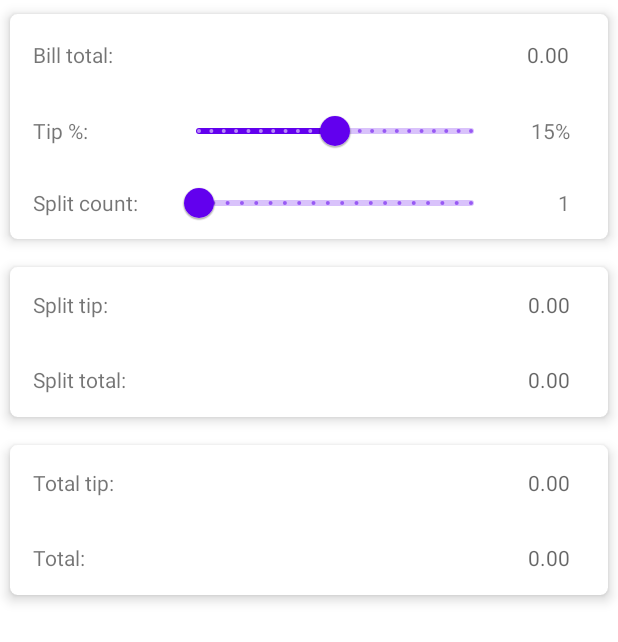
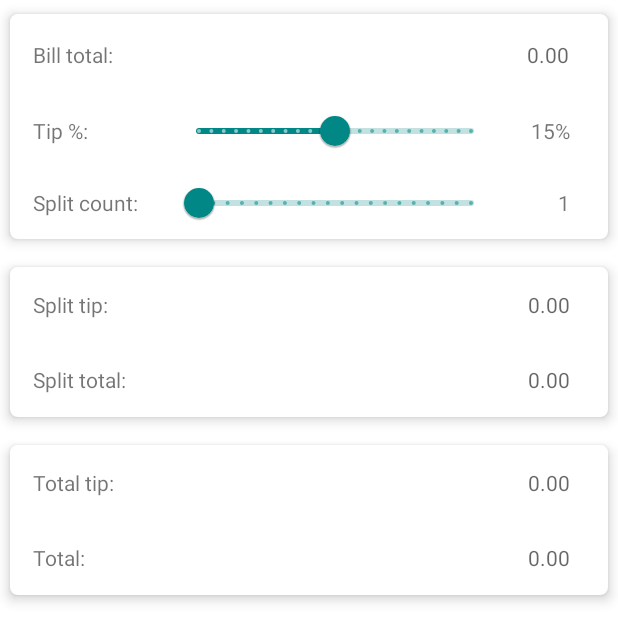
Before and after one commit to TomTruyen/Tip-Calculator-App, an Android app: the screen it shows after launch (MainActivity), on a phone screen of 412 x 824 dp. Shown: the top 642 px of the screen. Run offline under Robolectric (Android 15) with nearby library versions, the phone set to English and light mode, and no system bars; our stand-ins replace AdMob.

Commit message:
Update color

```diff
--- a/TipCalcalculator/app/src/main/res/values/themes.xml
+++ b/TipCalcalculator/app/src/main/res/values/themes.xml
@@ -2,8 +2,8 @@
     <!-- Base application theme. -->
     <style name="Theme.TipCalcalculator" parent="Theme.MaterialComponents.Light.NoActionBar">
         <!-- Primary brand color. -->
-        <item name="colorPrimary">@color/purple_500</item>
-        <item name="colorPrimaryVariant">@color/purple_700</item>
+        <item name="colorPrimary">@color/teal_700</item>
+        <item name="colorPrimaryVariant">@color/teal_700</item>
         <item name="colorOnPrimary">@color/white</item>
         <!-- Secondary brand color. -->
         <item name="colorSecondary">@color/teal_200</item>
```
